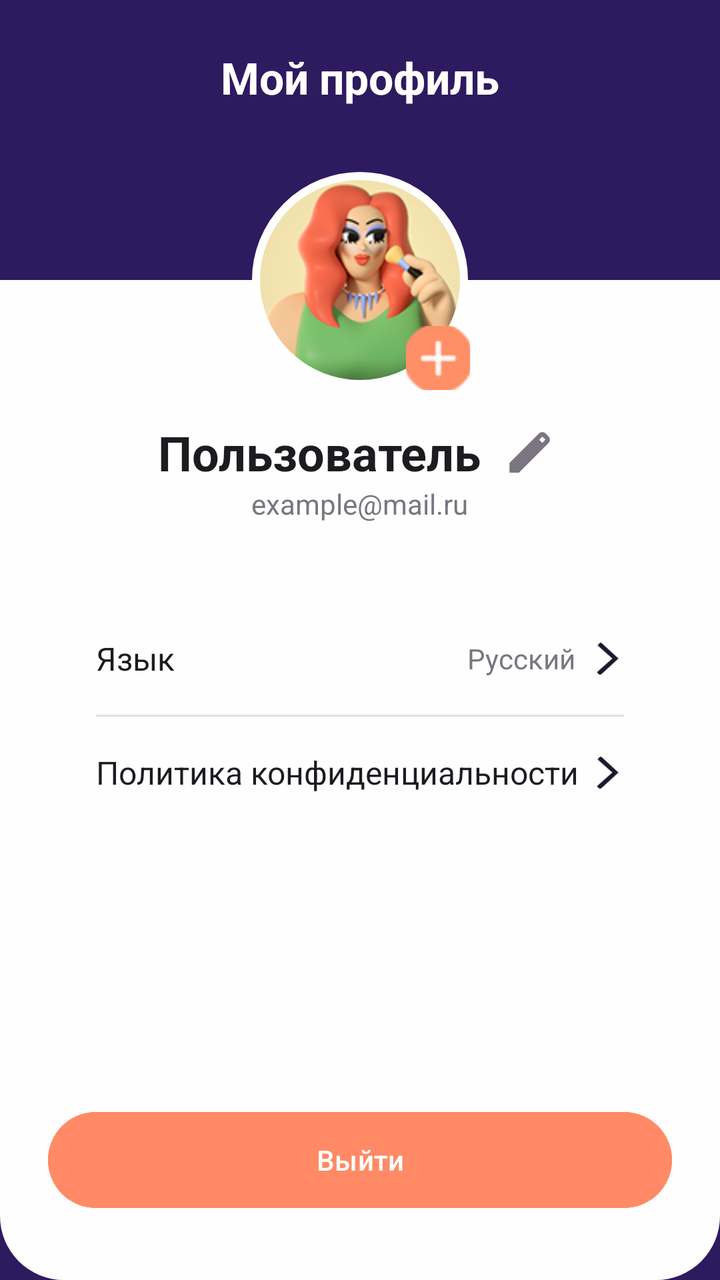
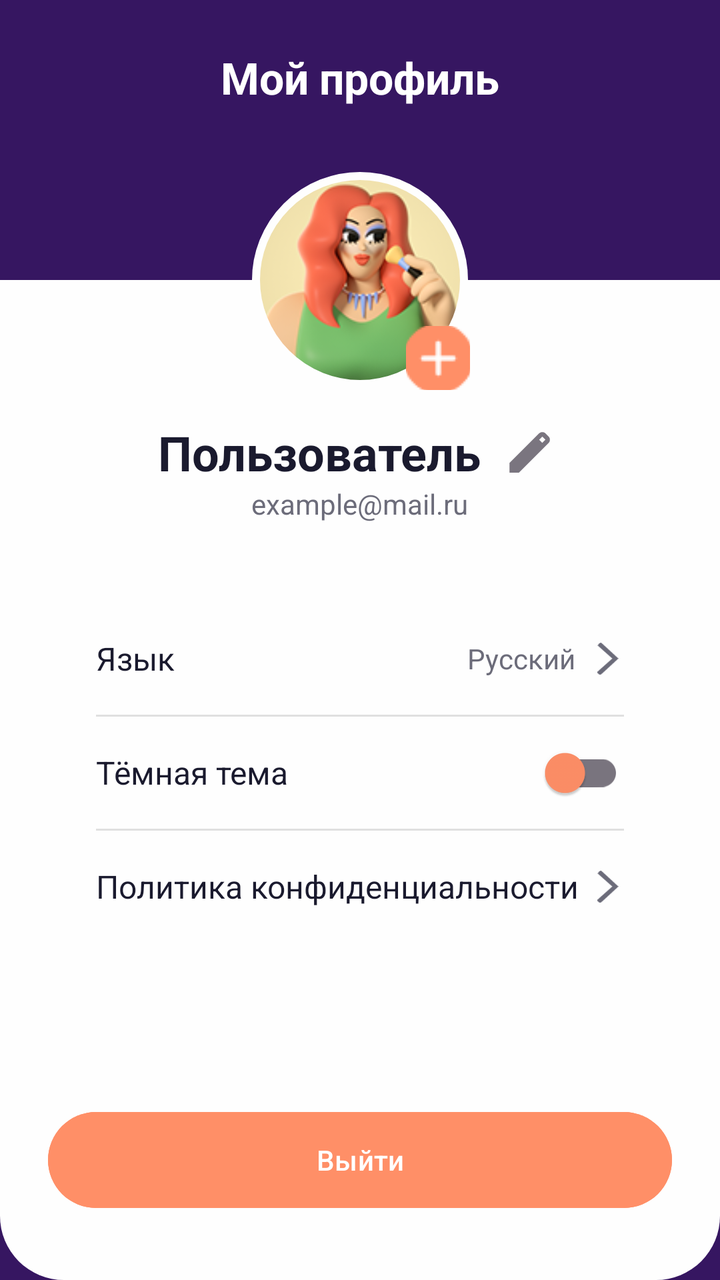

Compare the two renders of this Android layout. The source of the first and the diff that turns it into the second are given below.
<!-- AndroidManifest.xml: application theme Theme.Daililus -->
<!-- res/layout/fragment_profile.xml -->
<androidx.constraintlayout.widget.ConstraintLayout
    xmlns:android="http://schemas.android.com/apk/res/android"
    xmlns:app="http://schemas.android.com/apk/res-auto"
    android:layout_width="match_parent"
    android:layout_height="match_parent"
    android:background="#2E1A5E">

    <TextView
        android:id="@+id/tvProfileTitle"
        android:layout_width="wrap_content"
        android:layout_height="wrap_content"
        android:layout_marginTop="24dp"
        android:text="Мой профиль"
        android:textColor="#FFFFFF"
        android:textSize="22sp"
        android:textStyle="bold"
        app:layout_constraintTop_toTopOf="parent"
        app:layout_constraintStart_toStartOf="parent"
        app:layout_constraintEnd_toEndOf="parent" />

    <LinearLayout
        android:id="@+id/profileContainer"
        android:layout_width="match_parent"
        android:layout_height="0dp"
        android:layout_marginTop="140dp"
        android:background="@drawable/bg_bottom_rounded"
        android:orientation="vertical"
        android:paddingTop="70dp"
        android:paddingHorizontal="24dp"
        app:layout_constraintBottom_toBottomOf="parent"
        app:layout_constraintTop_toTopOf="parent">

        <LinearLayout
            android:layout_width="wrap_content"
            android:layout_height="wrap_content"
            android:layout_gravity="center"
            android:orientation="horizontal"
            android:gravity="center_vertical">

            <TextView
                android:id="@+id/tvUserName"
                android:layout_width="wrap_content"
                android:layout_height="wrap_content"
                android:text="Пользователь"
                android:textColor="#1D1B20"
                android:textSize="24sp"
                android:textStyle="bold" />

            <ImageButton
                android:id="@+id/btnEditName"
                android:layout_width="32dp"
                android:layout_height="32dp"
                android:layout_marginStart="8dp"
                android:background="?attr/selectableItemBackgroundBorderless"
                android:src="@drawable/ic_edit"
                app:tint="#7A757F" />
        </LinearLayout>

        <TextView
            android:id="@+id/tvUserEmail"
            android:layout_width="wrap_content"
            android:layout_height="wrap_content"
            android:layout_gravity="center"
            android:text="example@mail.ru"
            android:textColor="#7A757F"
            android:layout_marginBottom="32dp" />

        <LinearLayout
            android:layout_width="match_parent"
            android:layout_height="wrap_content"
            android:orientation="vertical"
            android:padding="8dp">

            <RelativeLayout
                android:id="@+id/rlLanguage"
                android:layout_width="match_parent"
                android:layout_height="56dp"
                android:paddingHorizontal="16dp">

                <TextView
                    android:layout_width="wrap_content"
                    android:layout_height="wrap_content"
                    android:layout_centerVertical="true"
                    android:text="Язык"
                    android:textColor="#1D1B20"
                    android:textSize="16sp" />

                <TextView
                    android:layout_width="wrap_content"
                    android:layout_height="wrap_content"
                    android:layout_centerVertical="true"
                    android:layout_toStartOf="@id/ivArrow"
                    android:layout_marginEnd="8dp"
                    android:text="Русский"
                    android:textColor="#7A757F" />

                <ImageView
                    android:id="@+id/ivArrow"
                    android:layout_width="16dp"
                    android:layout_height="16dp"
                    android:layout_alignParentEnd="true"
                    android:layout_centerVertical="true"
                    android:src="@drawable/ic_chevron_right" />
            </RelativeLayout>

            <View android:layout_width="match_parent" android:layout_height="1dp" android:background="#E0E0E0" android:layout_marginHorizontal="16dp"/>


            <RelativeLayout
                android:id="@+id/rPolicy"
                android:layout_width="match_parent"
                android:layout_height="56dp"
                android:paddingRight="16dp">

            <TextView
                android:id="@+id/tvPolicy"
                android:layout_width="match_parent"
                android:layout_height="56dp"
                android:gravity="center_vertical"
                android:paddingHorizontal="16dp"
                android:text="Политика конфиденциальности"
                android:textColor="#1D1B20"
                android:textSize="16sp" />

            <ImageView
                android:id="@+id/ivArrowPolicy"
                android:layout_width="16dp"
                android:layout_height="16dp"
                android:layout_alignParentEnd="true"
                android:layout_centerVertical="true"
                android:src="@drawable/ic_chevron_right" />
            </RelativeLayout>
        </LinearLayout>

        <TextView
            android:id="@+id/tvPolicyDetails"
            android:layout_width="match_parent"
            android:layout_height="wrap_content"
            android:layout_marginTop="8dp"
            android:text="Ваши данные в приложении Daililus защищены и хранятся в Firebase. Мы не передаем информацию третьим лицам."
            android:textColor="#555555"
            android:visibility="gone" />

        <View
            android:layout_width="match_parent"
            android:layout_height="0dp"
            android:layout_weight="1" />

        <Button
            android:id="@+id/btnLogout"
            android:layout_width="match_parent"
            android:layout_height="56dp"
            android:layout_marginBottom="32dp"
            android:backgroundTint="#FF8A65"
            android:text="Выйти"
            android:textColor="#FFFFFF"
            android:textAllCaps="false"
            app:cornerRadius="28dp" />

    </LinearLayout>

    <FrameLayout
        android:id="@+id/avatarFrame"
        android:layout_width="110dp"
        android:layout_height="110dp"
        app:layout_constraintTop_toTopOf="@id/profileContainer"
        app:layout_constraintBottom_toTopOf="@id/profileContainer"
        app:layout_constraintStart_toStartOf="parent"
        app:layout_constraintEnd_toEndOf="parent">

        <com.google.android.material.imageview.ShapeableImageView
            android:id="@+id/ivAvatar"
            android:layout_width="match_parent"
            android:layout_height="match_parent"
            android:src="@drawable/defeult_avatar"
            android:scaleType="centerCrop"
            android:padding="3dp"
            app:strokeColor="#FFFFFF"
            app:strokeWidth="4dp"
            app:shapeAppearanceOverlay="@style/CircleImage" />

        <ImageButton
            android:id="@+id/btnAddAvatar"
            android:layout_width="32dp"
            android:layout_height="32dp"
            android:layout_gravity="bottom|end"
            android:src="@drawable/add_avatar"
 />
    </FrameLayout>

</androidx.constraintlayout.widget.ConstraintLayout>
<!-- resources referenced by this layout -->
<resources>
  <!-- drawable add_avatar: png bitmap (drawable, 776 bytes) -->
  <!-- drawable bg_bottom_rounded (drawable) -->
  <?xml version="1.0" encoding="utf-8"?>
  <shape xmlns:android="http://schemas.android.com/apk/res/android">
      <solid android:color="@color/white" />
      <corners
          android:bottomLeftRadius="32dp"
          android:bottomRightRadius="32dp" />
  </shape>
  <!-- drawable defeult_avatar: png bitmap (drawable, 26320 bytes) -->
  <!-- drawable ic_chevron_right (drawable) -->
  <vector xmlns:android="http://schemas.android.com/apk/res/android"
      android:width="13dp"
      android:height="20dp"
      android:viewportWidth="13"
      android:viewportHeight="20">
    <path
        android:pathData="M9.193,9.907C9.193,9.907 0.83,2.474 0.307,1.995C-0.216,1.515 1.649,-0.403 2.285,0.076C2.921,0.556 13,9.907 13,9.907C13,9.907 3.443,18.779 2.285,19.739C1.126,20.698 -0.738,18.779 0.307,17.82C1.353,16.861 9.193,9.907 9.193,9.907Z"
        android:fillColor="#1A1A2E"/>
  </vector>
  <!-- drawable ic_edit (drawable) -->
  <vector xmlns:android="http://schemas.android.com/apk/res/android"
      android:width="27dp"
      android:height="27dp"
      android:viewportWidth="27"
      android:viewportHeight="27">
    <path
        android:pathData="M3.375,23.625V18.844L18.225,4.022C18.45,3.816 18.699,3.656 18.971,3.544C19.243,3.431 19.529,3.375 19.828,3.375C20.127,3.375 20.418,3.431 20.7,3.544C20.982,3.656 21.226,3.825 21.431,4.05L22.978,5.625C23.203,5.831 23.367,6.075 23.471,6.356C23.574,6.637 23.626,6.919 23.625,7.2C23.625,7.5 23.574,7.786 23.471,8.058C23.368,8.331 23.204,8.579 22.978,8.803L8.156,23.625H3.375ZM19.8,8.775L21.375,7.2L19.8,5.625L18.225,7.2L19.8,8.775Z"
        android:fillColor="#1E1E1E"/>
  </vector>
  <style name="CircleImage">
          <item name="cornerSize">50%</item>
      </style>
  <style name="Theme.Daililus" parent="Base.Theme.Daililus" />
  <color name="white">#FEFEFE</color>
  <style name="Base.Theme.Daililus" parent="Theme.Material3.DayNight.NoActionBar">
          
          
      </style>
</resources>

<!-- the commit's change to res/layout/fragment_profile.xml (unified diff, before → after) -->
@@ -3,7 +3,7 @@
     xmlns:app="http://schemas.android.com/apk/res-auto"
     android:layout_width="match_parent"
     android:layout_height="match_parent"
-    android:background="#2E1A5E">
+    android:background="?attr/colorPrimary" >
 
     <TextView
         android:id="@+id/tvProfileTitle"
@@ -42,7 +42,7 @@
                 android:layout_width="wrap_content"
                 android:layout_height="wrap_content"
                 android:text="Пользователь"
-                android:textColor="#1D1B20"
+                android:textColor="?android:attr/textColorPrimary"
                 android:textSize="24sp"
                 android:textStyle="bold" />
 
@@ -62,7 +62,7 @@
             android:layout_height="wrap_content"
             android:layout_gravity="center"
             android:text="example@mail.ru"
-            android:textColor="#7A757F"
+            android:textColor="?android:attr/textColorSecondary"
             android:layout_marginBottom="32dp" />
 
         <LinearLayout
@@ -82,7 +82,7 @@
                     android:layout_height="wrap_content"
                     android:layout_centerVertical="true"
                     android:text="Язык"
-                    android:textColor="#1D1B20"
+                    android:textColor="?android:attr/textColorPrimary"
                     android:textSize="16sp" />
 
                 <TextView
@@ -92,7 +92,7 @@
                     android:layout_toStartOf="@id/ivArrow"
                     android:layout_marginEnd="8dp"
                     android:text="Русский"
-                    android:textColor="#7A757F" />
+                    android:textColor="?android:attr/textColorSecondary"     />
 
                 <ImageView
                     android:id="@+id/ivArrow"
@@ -100,11 +100,35 @@
                     android:layout_height="16dp"
                     android:layout_alignParentEnd="true"
                     android:layout_centerVertical="true"
-                    android:src="@drawable/ic_chevron_right" />
+                    android:src="@drawable/ic_chevron_right"
+                    app:tint="?android:attr/textColorSecondary"/>
             </RelativeLayout>
 
             <View android:layout_width="match_parent" android:layout_height="1dp" android:background="#E0E0E0" android:layout_marginHorizontal="16dp"/>
 
+            <RelativeLayout
+                android:id="@+id/rlTheme"
+                android:layout_width="match_parent"
+                android:layout_height="56dp"
+                android:paddingHorizontal="16dp">
+
+                <TextView
+                    android:layout_width="wrap_content"
+                    android:layout_height="wrap_content"
+                    android:layout_centerVertical="true"
+                    android:text="Тёмная тема"
+                    android:textColor="?android:attr/textColorPrimary"
+                    android:textSize="16sp" />
+
+                <com.google.android.material.switchmaterial.SwitchMaterial
+                    android:id="@+id/switchTheme"
+                    android:layout_width="wrap_content"
+                    android:layout_height="wrap_content"
+                    android:layout_alignParentEnd="true"
+                    android:layout_centerVertical="true"
+                    app:thumbTint="?attr/colorSecondary" /> </RelativeLayout>
+
+            <View android:layout_width="match_parent" android:layout_height="1dp" android:background="#E0E0E0" android:layout_marginHorizontal="16dp"/>
 
             <RelativeLayout
                 android:id="@+id/rPolicy"
@@ -119,7 +143,7 @@
                 android:gravity="center_vertical"
                 android:paddingHorizontal="16dp"
                 android:text="Политика конфиденциальности"
-                android:textColor="#1D1B20"
+                android:textColor="?android:attr/textColorPrimary"
                 android:textSize="16sp" />
 
             <ImageView
@@ -128,6 +152,7 @@
                 android:layout_height="16dp"
                 android:layout_alignParentEnd="true"
                 android:layout_centerVertical="true"
+                app:tint="?android:attr/textColorSecondary"
                 android:src="@drawable/ic_chevron_right" />
             </RelativeLayout>
         </LinearLayout>
@@ -138,7 +163,7 @@
             android:layout_height="wrap_content"
             android:layout_marginTop="8dp"
             android:text="Ваши данные в приложении Daililus защищены и хранятся в Firebase. Мы не передаем информацию третьим лицам."
-            android:textColor="#555555"
+            android:textColor="?android:attr/textColorSecondary"
             android:visibility="gone" />
 
         <View
@@ -151,7 +176,7 @@
             android:layout_width="match_parent"
             android:layout_height="56dp"
             android:layout_marginBottom="32dp"
-            android:backgroundTint="#FF8A65"
+            android:backgroundTint="?attr/colorSecondary"
             android:text="Выйти"
             android:textColor="#FFFFFF"
             android:textAllCaps="false"
@@ -175,7 +200,7 @@
             android:src="@drawable/defeult_avatar"
             android:scaleType="centerCrop"
             android:padding="3dp"
-            app:strokeColor="#FFFFFF"
+            app:strokeColor="?android:attr/windowBackground"
             app:strokeWidth="4dp"
             app:shapeAppearanceOverlay="@style/CircleImage" />
 
@@ -184,6 +209,7 @@
             android:layout_width="32dp"
             android:layout_height="32dp"
             android:layout_gravity="bottom|end"
+            android:background="?attr/selectableItemBackgroundBorderless"
             android:src="@drawable/add_avatar"
  />
     </FrameLayout>
<!-- resource entries referenced after the edit -->
@@ -4,7 +4,7 @@
   <!-- drawable bg_bottom_rounded (drawable) -->
   <?xml version="1.0" encoding="utf-8"?>
   <shape xmlns:android="http://schemas.android.com/apk/res/android">
-      <solid android:color="@color/white" />
+      <solid android:color="?android:attr/windowBackground" />
       <corners
           android:bottomLeftRadius="32dp"
           android:bottomRightRadius="32dp" />
@@ -35,9 +35,19 @@
       </style>
   <style name="Theme.Daililus" parent="Base.Theme.Daililus" />
   <color name="white">#FEFEFE</color>
+  <color name="button_orange">#FF8F67</color>
+  <color name="input_field_bg">#F1E9FF</color>
+  <color name="text_main">#1A1A2E</color>
+  <color name="text_secondary">#6C6C7A</color>
   <style name="Base.Theme.Daililus" parent="Theme.Material3.DayNight.NoActionBar">
-          
-          
+          <item name="colorPrimary">@color/bg_purple</item>
+          <item name="android:windowBackground">@color/white</item>
+          <item name="colorSecondary">@color/button_orange</item>
+          <item name="colorSurface">@color/input_field_bg</item>
+  
+          <item name="android:textColorPrimary">@color/text_main</item>
+          <item name="android:textColorSecondary">@color/text_secondary</item>
       </style>
+  <color name="bg_purple">#361661</color>
 </resources>
 
